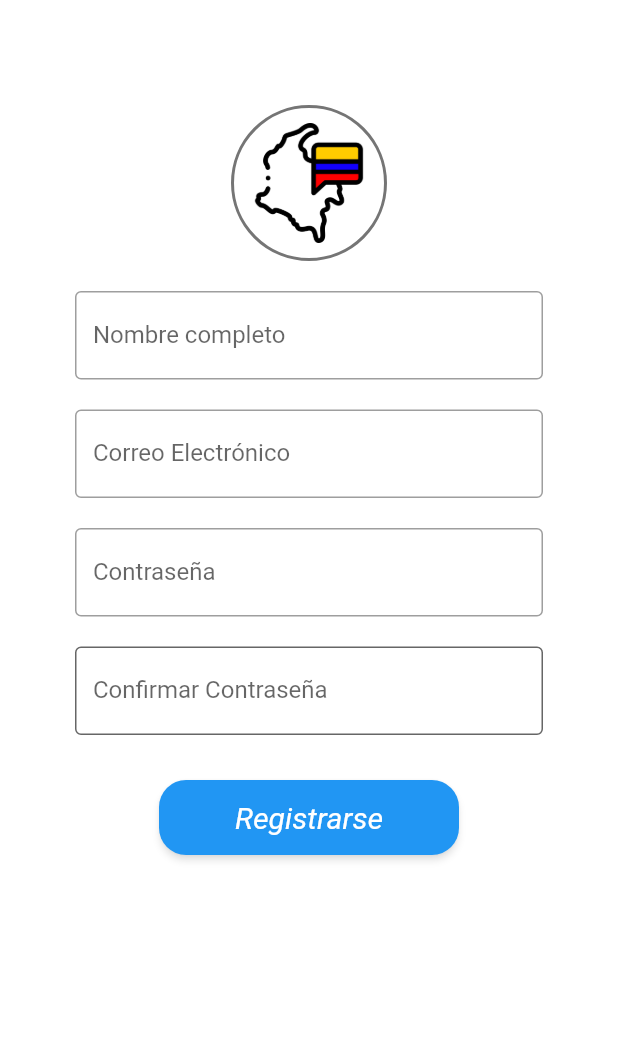
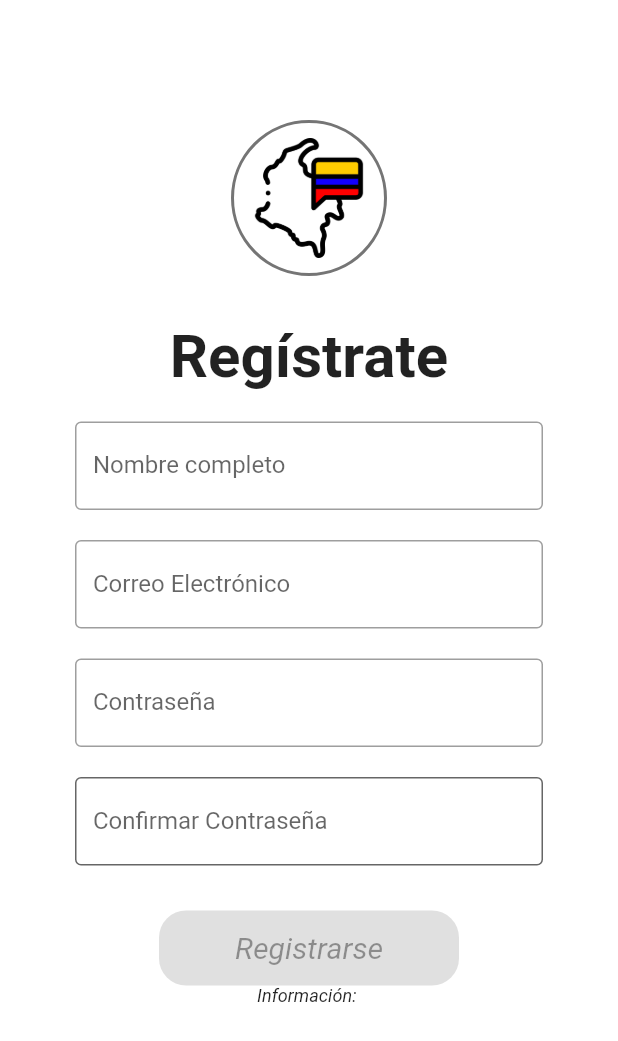
Before and after one commit to AlxBzC/Turismap, a Flutter app: the screen it shows after launch, on a phone screen of 412 x 824 dp. Shown: the top 1041 px of the screen. Run offline on Flutter 3.47's test engine with Material 2 defaults, Android fonts, the phone set to English and light mode, and no system bars; statements that could not run were skipped.

Commit message:
Ajustes en página de registro

```diff
--- a/lib/main.dart
+++ b/lib/main.dart
@@ -24,14 +24,6 @@ class MyApp extends StatelessWidget {
 class MyHomePage extends StatefulWidget {
   const MyHomePage({super.key, required this.title});
 
-  // This widget is the home page of your application. It is stateful, meaning
-  // that it has a State object (defined below) that contains fields that affect
-  // how it looks.
-
-  // This class is the configuration for the state. It holds the values (in this
-  // case the title) provided by the parent (in this case the App widget) and
-  // used by the build method of the State. Fields in a Widget subclass are
-  // always marked "final".
 
   final String title;
 
@@ -44,47 +36,22 @@ class _MyHomePageState extends State<MyHomePage> {
 
   void _incrementCounter() {
     setState(() {
-      // This call to setState tells the Flutter framework that something has
-      // changed in this State, which causes it to rerun the build method below
-      // so that the display can reflect the updated values. If we changed
-      // _counter without calling setState(), then the build method would not be
-      // called again, and so nothing would appear to happen.
       _counter++;
     });
   }
 
   @override
   Widget build(BuildContext context) {
-    // This method is rerun every time setState is called, for instance as done
-    // by the _incrementCounter method above.
-    //
-    // The Flutter framework has been optimized to make rerunning build methods
-    // fast, so that you can just rebuild anything that needs updating rather
-    // than having to individually change instances of widgets.
+
     return Scaffold(
       appBar: AppBar(
-        // Here we take the value from the MyHomePage object that was created by
-        // the App.build method, and use it to set our appbar title.
+
         title: Text(widget.title),
       ),
       body: Center(
-        // Center is a layout widget. It takes a single child and positions it
-        // in the middle of the parent.
+
         child: Column(
-          // Column is also a layout widget. It takes a list of children and
-          // arranges them vertically. By default, it sizes itself to fit its
-          // children horizontally, and tries to be as tall as its parent.
-          //
-          // Invoke "debug painting" (press "p" in the console, choose the
-          // "Toggle Debug Paint" action from the Flutter Inspector in Android
-          // Studio, or the "Toggle Debug Paint" command in Visual Studio Code)
-          // to see the wireframe for each widget.
-          //
-          // Column has various properties to control how it sizes itself and
-          // how it positions its children. Here we use mainAxisAlignment to
-          // center the children vertically; the main axis here is the vertical
-          // axis because Columns are vertical (the cross axis would be
-          // horizontal).
+
           mainAxisAlignment: MainAxisAlignment.center,
           children: <Widget>[
             const Text(
@@ -101,7 +68,7 @@ class _MyHomePageState extends State<MyHomePage> {
         onPressed: _incrementCounter,
         tooltip: 'Increment',
         child: const Icon(Icons.add),
-      ), // This trailing comma makes auto-formatting nicer for build methods.
+      ),
     );
   }
 }
--- a/lib/pages/registrar_page.dart
+++ b/lib/pages/registrar_page.dart
@@ -21,15 +21,22 @@ class _RegistrarPageState extends State<RegistrarPage> {
 
   Genero? _genero= Genero.Femenino;
 
+
+  String _data = "Información: ";
+
+  void _onRegisterButtonClicked(){
+    setState(() {
+      _data = "Nombre: ${nombres.text} \n Correo Electrónico: ${email.text}";
+
+    });
+  }
+
+
   @override
   Widget build(BuildContext context) {
     return Scaffold(
       backgroundColor: Colors.white,
       body: Container(
-        // decoration: const BoxDecoration(
-        //     image: DecorationImage(
-        //         image: AssetImage("assets/colombia_bandera.png"), fit: BoxFit.cover),
-        // ),
         child: Padding(
             padding: const EdgeInsets.symmetric(vertical: 50, horizontal: 50),
             child: SingleChildScrollView(
@@ -42,11 +49,23 @@ class _RegistrarPageState extends State<RegistrarPage> {
                               height: 80),
                           padding:
                           const EdgeInsets.symmetric(vertical: 10, horizontal: 10),
-                          margin: const EdgeInsets.all(20),
+                          margin: const EdgeInsets.all(30),
                           decoration: BoxDecoration(
                               borderRadius: BorderRadius.circular(200),
                               border: Border.all(color: Colors.black54, width: 2),
-                              )),
+                              ),
+                      ),
+                      Text(
+                          textAlign: TextAlign.center,
+                          style: const TextStyle(
+                              fontSize: 40,
+                              fontWeight: FontWeight.bold),
+                          "Regístrate"),
+
+                      const SizedBox(
+                        height: 20,
+                      ),
+
                       TextFormField(
                         controller: nombres,
                         keyboardType: TextInputType.name,
@@ -111,9 +130,15 @@ class _RegistrarPageState extends State<RegistrarPage> {
                                   fontStyle: FontStyle.italic,
                                   fontSize: 20)),
                           onPressed:(){
+                            _onRegisterButtonClicked(),
 
                           },
-                          child: const Text("Registrarse"))
+                          child: const Text("Registrarse")),
+                      Text(
+                          _data,
+                      style: const TextStyle(
+                        fontSize: 12, fontStyle: FontStyle.italic
+                      ),)
                     ])))),
       ),
     );
```
